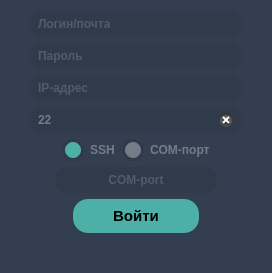
Above: loginForm.ui from Wobolok/projects before the change. Below: the same form after it.
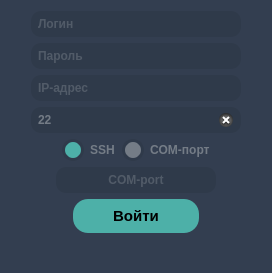
That is the form after the change.

```diff
--- a/loginForm.ui
+++ b/loginForm.ui
@@ -72,7 +72,7 @@
      <item>
       <widget class="QLineEdit" name="login">
        <property name="placeholderText">
-        <string>Логин/почта</string>
+        <string>Логин</string>
        </property>
        <property name="clearButtonEnabled">
         <bool>true</bool>
```
